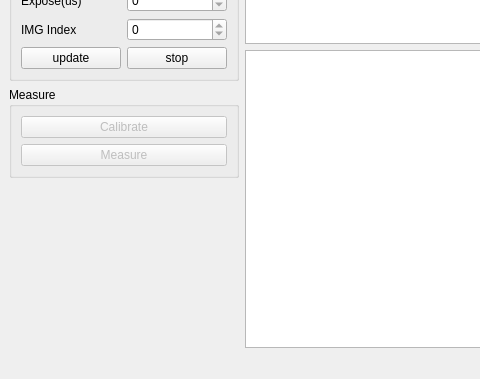
Old version of the form sfdi-ui/ui/MainWindow.ui in the repository xiaotang2333333/sfdi_cpp; both pictures show x 0 to 480 and y 264 to 643 of the 941 by 643 pixel window.
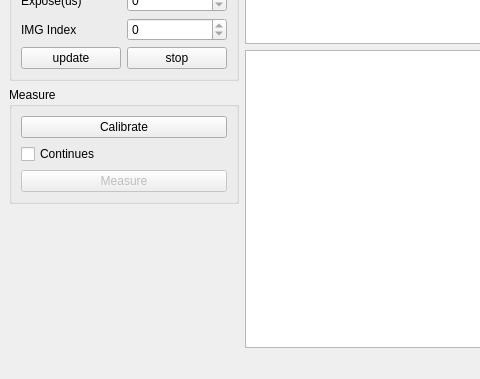
New version of the form.

Diff of the .ui file:
```diff
--- a/sfdi-ui/ui/MainWindow.ui
+++ b/sfdi-ui/ui/MainWindow.ui
@@ -307,13 +307,23 @@
          <item>
           <widget class="QPushButton" name="pushButton_Calibrate">
            <property name="enabled">
-            <bool>false</bool>
+            <bool>true</bool>
            </property>
            <property name="text">
             <string>Calibrate</string>
            </property>
           </widget>
          </item>
+         <item>
+          <widget class="QCheckBox" name="checkBox_continueMeasure">
+           <property name="enabled">
+            <bool>true</bool>
+           </property>
+           <property name="text">
+            <string>Continues</string>
+           </property>
+          </widget>
+         </item>
          <item>
           <widget class="QPushButton" name="pushButton_Measure">
            <property name="enabled">
```
